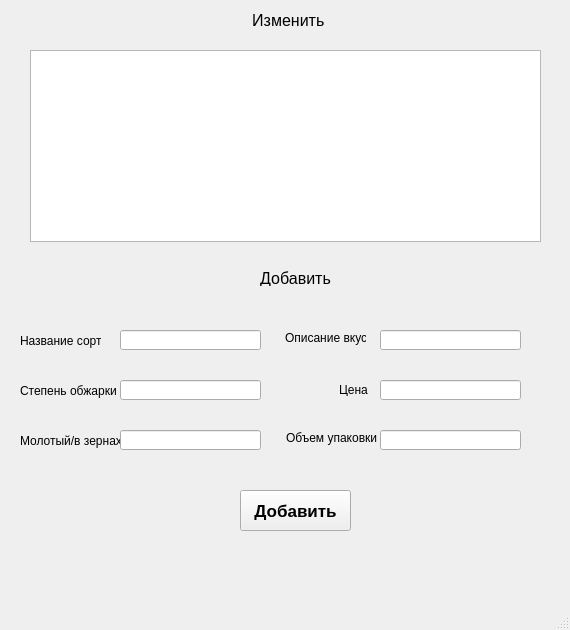
Before: the Qt Designer form addEditCoffeeForm.ui in MikeVeretennikov/fourth_task, drawn with Qt 5.
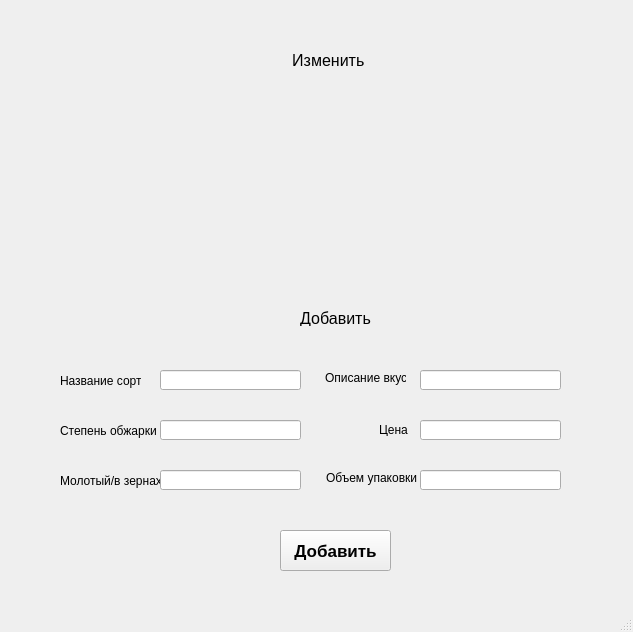
After: the same form once the commit is applied.

What changed in the file:
```diff
--- a/addEditCoffeeForm.ui
+++ b/addEditCoffeeForm.ui
@@ -6,31 +6,42 @@
    <rect>
     <x>0</x>
     <y>0</y>
-    <width>570</width>
-    <height>630</height>
+    <width>633</width>
+    <height>632</height>
    </rect>
   </property>
-  <property name="minimumSize">
-   <size>
-    <width>570</width>
-    <height>630</height>
-   </size>
-  </property>
-  <property name="maximumSize">
-   <size>
-    <width>570</width>
-    <height>630</height>
-   </size>
-  </property>
   <property name="windowTitle">
    <string>Добавить/изменить</string>
   </property>
   <widget class="QWidget" name="centralwidget">
+   <widget class="QLabel" name="label_8">
+    <property name="geometry">
+     <rect>
+      <x>325</x>
+      <y>368</y>
+      <width>81</width>
+      <height>20</height>
+     </rect>
+    </property>
+    <property name="text">
+     <string>Описание вкуса</string>
+    </property>
+   </widget>
+   <widget class="QLineEdit" name="price">
+    <property name="geometry">
+     <rect>
+      <x>420</x>
+      <y>420</y>
+      <width>141</width>
+      <height>20</height>
+     </rect>
+    </property>
+   </widget>
    <widget class="QLabel" name="label">
     <property name="geometry">
      <rect>
-      <x>210</x>
-      <y>10</y>
+      <x>250</x>
+      <y>50</y>
       <width>161</width>
       <height>21</height>
      </rect>
@@ -47,68 +58,11 @@
      <set>Qt::AlignCenter</set>
     </property>
    </widget>
-   <widget class="QLabel" name="label_2">
-    <property name="geometry">
-     <rect>
-      <x>220</x>
-      <y>270</y>
-      <width>151</width>
-      <height>16</height>
-     </rect>
-    </property>
-    <property name="font">
-     <font>
-      <pointsize>12</pointsize>
-     </font>
-    </property>
-    <property name="text">
-     <string>Добавить</string>
-    </property>
-    <property name="alignment">
-     <set>Qt::AlignCenter</set>
-    </property>
-   </widget>
-   <widget class="QTableWidget" name="tableWidget">
-    <property name="geometry">
-     <rect>
-      <x>30</x>
-      <y>50</y>
-      <width>511</width>
-      <height>192</height>
-     </rect>
-    </property>
-   </widget>
-   <widget class="QLabel" name="label_3">
-    <property name="geometry">
-     <rect>
-      <x>20</x>
-      <y>330</y>
-      <width>81</width>
-      <height>21</height>
-     </rect>
-    </property>
-    <property name="text">
-     <string>Название сорта</string>
-    </property>
-   </widget>
-   <widget class="QLabel" name="label_4">
-    <property name="geometry">
-     <rect>
-      <x>20</x>
-      <y>380</y>
-      <width>101</width>
-      <height>21</height>
-     </rect>
-    </property>
-    <property name="text">
-     <string>Степень обжарки</string>
-    </property>
-   </widget>
    <widget class="QLabel" name="label_5">
     <property name="geometry">
      <rect>
-      <x>20</x>
-      <y>430</y>
+      <x>60</x>
+      <y>470</y>
       <width>101</width>
       <height>21</height>
      </rect>
@@ -120,8 +74,8 @@
    <widget class="QLabel" name="label_6">
     <property name="geometry">
      <rect>
-      <x>286</x>
-      <y>430</y>
+      <x>326</x>
+      <y>470</y>
       <width>111</width>
       <height>16</height>
      </rect>
@@ -130,97 +84,11 @@
      <string>Объем упаковки</string>
     </property>
    </widget>
-   <widget class="QLabel" name="label_7">
-    <property name="geometry">
-     <rect>
-      <x>339</x>
-      <y>383</y>
-      <width>47</width>
-      <height>13</height>
-     </rect>
-    </property>
-    <property name="text">
-     <string>Цена</string>
-    </property>
-   </widget>
-   <widget class="QLabel" name="label_8">
-    <property name="geometry">
-     <rect>
-      <x>285</x>
-      <y>328</y>
-      <width>81</width>
-      <height>20</height>
-     </rect>
-    </property>
-    <property name="text">
-     <string>Описание вкуса</string>
-    </property>
-   </widget>
-   <widget class="QLineEdit" name="lineEdit">
-    <property name="geometry">
-     <rect>
-      <x>120</x>
-      <y>330</y>
-      <width>141</width>
-      <height>20</height>
-     </rect>
-    </property>
-   </widget>
-   <widget class="QLineEdit" name="lineEdit_2">
-    <property name="geometry">
-     <rect>
-      <x>120</x>
-      <y>380</y>
-      <width>141</width>
-      <height>20</height>
-     </rect>
-    </property>
-   </widget>
-   <widget class="QLineEdit" name="lineEdit_3">
-    <property name="geometry">
-     <rect>
-      <x>120</x>
-      <y>430</y>
-      <width>141</width>
-      <height>20</height>
-     </rect>
-    </property>
-   </widget>
-   <widget class="QLineEdit" name="lineEdit_4">
-    <property name="geometry">
-     <rect>
-      <x>380</x>
-      <y>330</y>
-      <width>141</width>
-      <height>20</height>
-     </rect>
-    </property>
-   </widget>
-   <widget class="QLineEdit" name="lineEdit_5">
-    <property name="geometry">
-     <rect>
-      <x>380</x>
-      <y>380</y>
-      <width>141</width>
-      <height>20</height>
-     </rect>
-    </property>
-   </widget>
-   <widget class="QLineEdit" name="lineEdit_6">
-    <property name="geometry">
-     <rect>
-      <x>380</x>
-      <y>430</y>
-      <width>141</width>
-      <height>20</height>
-     </rect>
-    </property>
-   </widget>
    <widget class="QPushButton" name="submit">
     <property name="geometry">
      <rect>
-      <x>240</x>
-      <y>490</y>
+      <x>280</x>
+      <y>530</y>
       <width>111</width>
       <height>41</height>
      </rect>
@@ -236,6 +104,116 @@
      <string>Добавить</string>
     </property>
    </widget>
+   <widget class="QLabel" name="label_2">
+    <property name="geometry">
+     <rect>
+      <x>260</x>
+      <y>310</y>
+      <width>151</width>
+      <height>16</height>
+     </rect>
+    </property>
+    <property name="font">
+     <font>
+      <pointsize>12</pointsize>
+     </font>
+    </property>
+    <property name="text">
+     <string>Добавить</string>
+    </property>
+    <property name="alignment">
+     <set>Qt::AlignCenter</set>
+    </property>
+   </widget>
+   <widget class="QLineEdit" name="name">
+    <property name="geometry">
+     <rect>
+      <x>160</x>
+      <y>370</y>
+      <width>141</width>
+      <height>20</height>
+     </rect>
+    </property>
+   </widget>
+   <widget class="QLineEdit" name="volume">
+    <property name="geometry">
+     <rect>
+      <x>420</x>
+      <y>470</y>
+      <width>141</width>
+      <height>20</height>
+     </rect>
+    </property>
+   </widget>
+   <widget class="QLabel" name="label_7">
+    <property name="geometry">
+     <rect>
+      <x>379</x>
+      <y>423</y>
+      <width>47</width>
+      <height>13</height>
+     </rect>
+    </property>
+    <property name="text">
+     <string>Цена</string>
+    </property>
+   </widget>
+   <widget class="QLineEdit" name="degree">
+    <property name="geometry">
+     <rect>
+      <x>160</x>
+      <y>420</y>
+      <width>141</width>
+      <height>20</height>
+     </rect>
+    </property>
+   </widget>
+   <widget class="QLineEdit" name="description">
+    <property name="geometry">
+     <rect>
+      <x>420</x>
+      <y>370</y>
+      <width>141</width>
+      <height>20</height>
+     </rect>
+    </property>
+   </widget>
+   <widget class="QLabel" name="label_3">
+    <property name="geometry">
+     <rect>
+      <x>60</x>
+      <y>370</y>
+      <width>81</width>
+      <height>21</height>
+     </rect>
+    </property>
+    <property name="text">
+     <string>Название сорта</string>
+    </property>
+   </widget>
+   <widget class="QLineEdit" name="condition">
+    <property name="geometry">
+     <rect>
+      <x>160</x>
+      <y>470</y>
+      <width>141</width>
+      <height>20</height>
+     </rect>
+    </property>
+   </widget>
+   <widget class="QLabel" name="label_4">
+    <property name="geometry">
+     <rect>
+      <x>60</x>
+      <y>420</y>
+      <width>101</width>
+      <height>21</height>
+     </rect>
+    </property>
+    <property name="text">
+     <string>Степень обжарки</string>
+    </property>
+   </widget>
   </widget>
   <widget class="QMenuBar" name="menubar">
    <property name="geometry">
```
Left out of the diff: 4 changed lines with no effect on the pictures.
